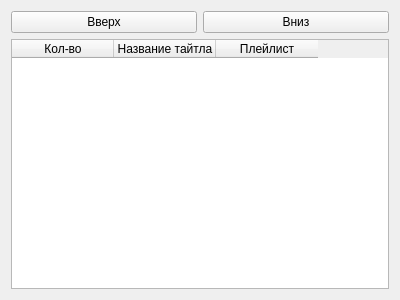
This is Python/PlayListStore_4.0/gui/FavoriteTitlesForm.ui in Kamikoto-sama/Kamis-Code as Qt 5 draws it before an edit. The edited form follows.
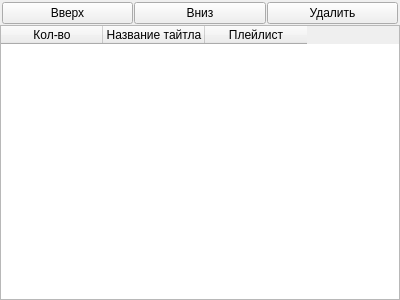
This is the edited form.

Diff of the .ui file:
```diff
--- a/Python/PlayListStore_4.0/gui/FavoriteTitlesForm.ui
+++ b/Python/PlayListStore_4.0/gui/FavoriteTitlesForm.ui
@@ -14,8 +14,29 @@
    <string>Избранные тайтлы</string>
   </property>
   <layout class="QVBoxLayout" name="verticalLayout">
+   <property name="spacing">
+    <number>1</number>
+   </property>
+   <property name="leftMargin">
+    <number>0</number>
+   </property>
+   <property name="topMargin">
+    <number>2</number>
+   </property>
+   <property name="rightMargin">
+    <number>0</number>
+   </property>
+   <property name="bottomMargin">
+    <number>0</number>
+   </property>
    <item>
     <layout class="QHBoxLayout" name="horizontalLayout">
+     <property name="leftMargin">
+      <number>2</number>
+     </property>
+     <property name="rightMargin">
+      <number>2</number>
+     </property>
      <item>
       <widget class="QPushButton" name="up">
        <property name="cursor">
@@ -42,6 +63,22 @@
        </property>
       </widget>
      </item>
+     <item>
+      <widget class="QPushButton" name="del_title">
+       <property name="cursor">
+        <cursorShape>PointingHandCursor</cursorShape>
+       </property>
+       <property name="focusPolicy">
+        <enum>Qt::NoFocus</enum>
+       </property>
+       <property name="toolTip">
+        <string>&lt;html&gt;&lt;head/&gt;&lt;body&gt;&lt;p&gt;&lt;span style=&quot; font-size:12pt; font-weight:600;&quot;&gt;Удалить из избранных&lt;/span&gt;&lt;/p&gt;&lt;/body&gt;&lt;/html&gt;</string>
+       </property>
+       <property name="text">
+        <string>Удалить</string>
+       </property>
+      </widget>
+     </item>
     </layout>
    </item>
    <item>
```
